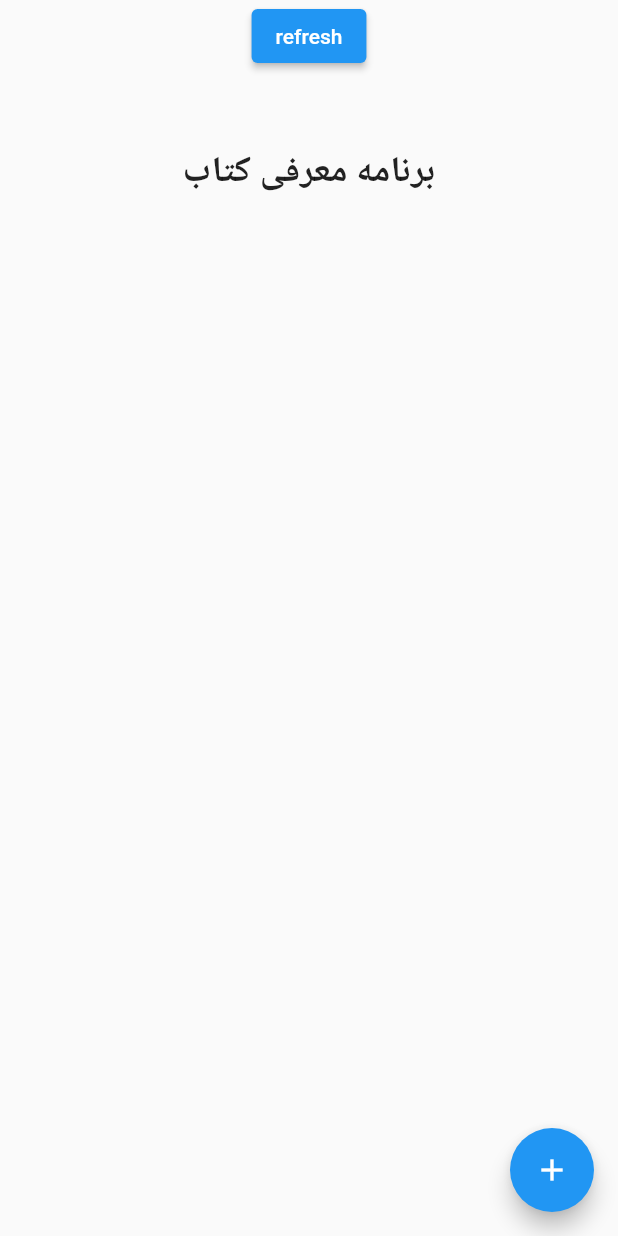
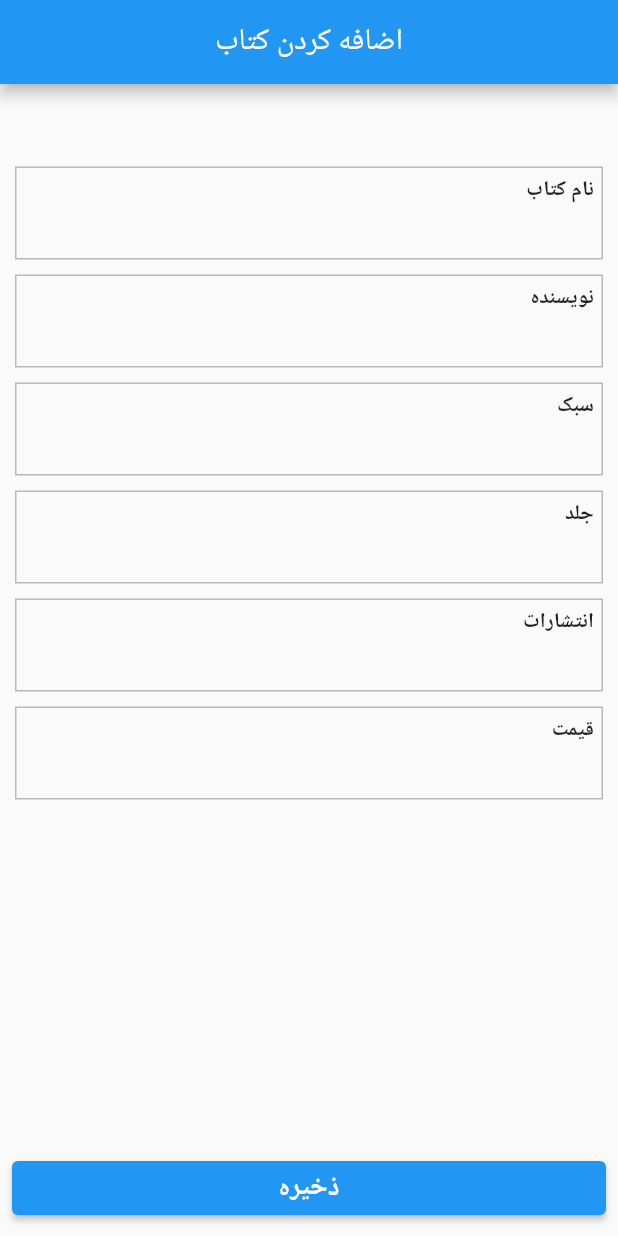
Before and after one commit to sinakhezrian/library_mobile1, a Flutter app: the screen it shows after launch, after a tap on the "add" icon, on a phone screen of 412 x 824 dp. Run offline on Flutter 3.47's test engine with Material 2 defaults, Android fonts, the light colour scheme and no system bars; our stand-ins replace get; network calls fail.

Commit message:
add book and show loading completed

```diff
--- /dev/null
+++ b/lib/Routes.dart
@@ -0,0 +1,18 @@
+import 'package:get/get.dart';
+import 'package:library_mobile/screens/AddBookScreen.dart';
+import 'package:library_mobile/screens/homeScreen.dart';
+
+class Routes {
+  static List<GetPage> get getPages => [
+        GetPage(
+          name: '/addBook',
+          page: () => const AddBookScreen(),
+          transition: Transition.fadeIn,
+        ),
+        GetPage(
+          name: '/homeScreen',
+          page: () => const HomeScreen(),
+          transition: Transition.fadeIn,
+        ),
+      ];
+}
--- a/lib/bookController.dart
+++ /dev/null
@@ -1,15 +0,0 @@
-import 'dart:convert';
-
-import 'package:library_mobile/api/apiController.dart';
-import 'package:library_mobile/models/BookListModel.dart';
-import 'package:library_mobile/models/BookModel.dart';
-
-class BookController {
-  static List<BookModel> books = [];
-  static getList() async {
-    var res =
-        await ApiController.send("api/books/read", RequestType.get, {}, {});
-    var list = BookListModel.fromJson(res.body);
-    BookController.books = list.results;
-  }
-}
--- /dev/null
+++ b/lib/controllers/addBookTextController.dart
@@ -0,0 +1,37 @@
+import 'dart:convert';
+
+import 'package:get/get.dart';
+import 'package:library_mobile/api/apiController.dart';
+import 'package:library_mobile/models/BaseResponseModel.dart';
+
+class AddBookController extends GetxController {
+  RxString name = "".obs;
+  RxString style = "".obs;
+  RxString cover = "".obs;
+  RxString writer = "".obs;
+  RxString price = "".obs;
+  RxString publishers = "".obs;
+
+  RxBool closed = false.obs;
+
+  save() async {
+    var res = await ApiController.send(
+        "/api/books/create",
+        RequestType.post,
+        jsonEncode({
+          'name': name.value,
+          'style': style.value,
+          'cover': cover.value,
+          'writer': writer.value,
+          'publishers': publishers.value,
+          'price': price.value,
+        }),
+        {
+          'Content-Type': 'application/json; charset=utf-8',
+        });
+    var data = BaseResponseModel.fromJson(res.body);
+    if (data.success == true) {
+      closed.value = true;
+    }
+  }
+}
--- /dev/null
+++ b/lib/controllers/bookController.dart
@@ -0,0 +1,40 @@
+import 'dart:convert';
+
+import 'package:get/get.dart';
+import 'package:library_mobile/api/apiController.dart';
+import 'package:library_mobile/models/BaseResponseModel.dart';
+import 'package:library_mobile/models/BookListModel.dart';
+import 'package:library_mobile/models/BookModel.dart';
+
+class BookController extends GetxController {
+  static RxList<BookModel> books = new RxList<BookModel>();
+  static bool loading = false;
+  static getList() async {
+    loading = true;
+    var res =
+        await ApiController.send("api/books/read", RequestType.get, {}, {});
+    var list = BookListModel.fromJson(res.body);
+    BookController.books.value = list.results;
+    print("get data");
+    loading = false;
+  }
+
+  static delete(int id) async {
+    loading = true;
+    var res = await ApiController.send(
+        "api/books/distroy",
+        RequestType.post,
+        jsonEncode({
+          'id': id,
+        }),
+        {
+          'Content-Type': 'application/json; charset=utf-8',
+        });
+    var data = BaseResponseModel.fromJson(res.body);
+    // print("get data");
+    loading = false;
+    if (data.success == true) {
+      BookController.getList();
+    }
+  }
+}
--- /dev/null
+++ b/lib/screens/AddBookScreen.dart
@@ -0,0 +1,104 @@
+import 'package:flutter/material.dart';
+import 'package:flutter/src/widgets/framework.dart';
+import 'package:get/get.dart';
+import 'package:library_mobile/controllers/addBookTextController.dart';
+import 'package:library_mobile/controllers/bookController.dart';
+
+class AddBookScreen extends StatefulWidget {
+  const AddBookScreen({Key? key}) : super(key: key);
+
+  @override
+  State<AddBookScreen> createState() => _AddBookScreenState();
+}
+
+class _AddBookScreenState extends State<AddBookScreen> {
+  var addBookTextController = new AddBookController();
+
+  @override
+  Widget build(BuildContext context) {
+    return Scaffold(
+      bottomNavigationBar: Padding(
+        padding: EdgeInsets.all(8.0),
+        child: ElevatedButton(
+          onPressed: () async {
+            await addBookTextController.save();
+            if (addBookTextController.closed.value == true) {
+              BookController.loading = true;
+              Get.offAndToNamed('/homeScreen');
+            }
+          },
+          child: Text(
+            "ذخیره",
+            style: TextStyle(fontSize: 18, fontWeight: FontWeight.bold),
+          ),
+        ),
+      ),
+      appBar: AppBar(
+        centerTitle: true,
+        title: Text(
+          "اضافه کردن کتاب",
+        ),
+      ),
+      body: SafeArea(
+          child: Column(
+        children: [
+          SizedBox(
+            height: 50,
+          ),
+          _input("نام کتاب", (value) {
+            addBookTextController.name.value = value;
+          }),
+          _input("نویسنده", (value) {
+            addBookTextController.writer.value = value;
+          }),
+          _input("سبک", (value) {
+            addBookTextController.style.value = value;
+          }),
+          _input("جلد ", (value) {
+            addBookTextController.cover.value = value;
+          }),
+          _input("انتشارات ", (value) {
+            addBookTextController.publishers.value = value;
+          }),
+          _input("قیمت ", (value) {
+            addBookTextController.price.value = value;
+          }),
+        ],
+      )),
+    );
+  }
+
+  Container _input(String title, Function onChanged) {
+    return Container(
+      padding: EdgeInsets.only(top: 5, left: 5, right: 5),
+      height: 62,
+      width: double.infinity,
+      margin: EdgeInsets.symmetric(horizontal: 10, vertical: 5),
+      decoration: BoxDecoration(
+        border: Border.all(color: Colors.black26),
+      ),
+      child: Column(
+        children: [
+          Container(
+            width: double.infinity,
+            child: Text(
+              title,
+              style: TextStyle(fontWeight: FontWeight.bold),
+              textAlign: TextAlign.end,
+            ),
+          ),
+          Container(
+            height: 30,
+            child: TextField(
+              textAlign: TextAlign.right,
+              decoration: InputDecoration(
+                border: InputBorder.none,
+              ),
+              onChanged: ((value) => onChanged(value)),
+            ),
+          ),
+        ],
+      ),
+    );
+  }
+}
--- /dev/null
+++ b/lib/screens/HomeScreen.dart
@@ -0,0 +1,157 @@
+import 'package:flutter/material.dart';
+import 'package:flutter/src/foundation/key.dart';
+import 'package:flutter/src/widgets/framework.dart';
+import 'package:get/get.dart';
+import 'package:library_mobile/controllers/bookController.dart';
+
+class HomeScreen extends StatefulWidget {
+  const HomeScreen({Key? key}) : super(key: key);
+
+  @override
+  State<HomeScreen> createState() => _HomeScreenState();
+}
+
+class _HomeScreenState extends State<HomeScreen> {
+  @override
+  void initState() {
+    super.initState();
+    BookController.getList();
+    Future.delayed(const Duration(seconds: 6)).then((value) => setState(() {}));
+  }
+
+  @override
+  Widget build(BuildContext context) {
+    return Scaffold(
+      body: Container(
+        color: Colors.grey.withOpacity(0.0001),
+        child: SafeArea(
+          child: Column(
+            children: [
+              Container(
+                margin: EdgeInsets.only(top: 50),
+                width: double.infinity,
+                child: Center(
+                  child: Text(
+                    "(سینا خضریان) برنامه کتابخانه",
+                    style: TextStyle(
+                        fontSize: 20,
+                        fontWeight: FontWeight.bold,
+                        letterSpacing: 1),
+                  ),
+                ),
+              ),
+              SizedBox(
+                height: 50,
+              ),
+              Expanded(
+                  child: SingleChildScrollView(
+                child: getMain(context),
+              ))
+            ],
+          ),
+        ),
+      ),
+      floatingActionButton: FloatingActionButton(
+        onPressed: () {
+          Get.offAndToNamed('/addBook');
+        },
+        child: Icon(Icons.add),
+      ),
+    );
+  }
+
+  Container _box(BuildContext context, int id, String name, String cover,
+      String style, String writer, String price, String publishers) {
+    return Container(
+      margin: EdgeInsets.symmetric(horizontal: 15, vertical: 2),
+      width: double.infinity - 30,
+      height: 177,
+      decoration: BoxDecoration(
+          color: Colors.black12, borderRadius: BorderRadius.circular(10)),
+      child: InkWell(
+        onLongPress: () {
+          Get.defaultDialog(
+            title: Text(' آیا از حذف کتاب ' + name + " مطمئن هستید؟").data!,
+            content: SizedBox(
+              width: 300,
+              child: Column(
+                children: [
+                  Wrap(
+                    spacing: 8,
+                    children: [
+                      InkWell(
+                          onTap: () async {
+                            BookController.delete(id);
+                            Get.offAndToNamed('/homeScreen');
+                          },
+                          child: Chip(label: Text('بله'.tr))),
+                      InkWell(
+                          onTap: () {
+                            Get.back();
+                          },
+                          child: Chip(label: Text('خیر'.tr))),
+                    ],
+                  ),
+                ],
+              ),
+            ),
+          );
+        },
+        onTap: () {},
+        child: Container(
+          padding: EdgeInsets.all(10),
+          child: Column(
+            crossAxisAlignment: CrossAxisAlignment.center,
+            children: [
+              _boxItem("نام کتاب", name),
+              _boxItem("نویسنده", writer),
+              _boxItem("سبک", style),
+              _boxItem("جلد", cover),
+              _boxItem("انتشارات", publishers),
+              _boxItem("قیمت", price),
+            ],
+          ),
+        ),
+      ),
+    );
+  }
+
+  Container _boxItem(String key, String value) {
+    return Container(
+      width: Get.width - 30,
+      child: Row(mainAxisAlignment: MainAxisAlignment.spaceBetween, children: [
+        Text(
+          value,
+          style: TextStyle(color: Colors.blue, fontWeight: FontWeight.bold),
+        ),
+        SizedBox(
+          width: 10,
+        ),
+        Text(
+          key,
+          style: TextStyle(fontWeight: FontWeight.bold, fontSize: 15),
+        ),
+      ]),
+    );
+  }
+
+  Widget getMain(BuildContext context) {
+    var list = BookController.books;
+
+    return Column(
+      children: [
+        (list.length == 0 || BookController.loading == true)
+            ? Container(
+                margin: EdgeInsets.only(bottom: 15),
+                child: Center(child: Text("loading data ...")),
+              )
+            : Container(),
+        Column(
+            children: list
+                .map((item) => _box(context, item.id, item.name, item.cover,
+                    item.style, item.writer, item.price, item.publishers))
+                .toList()),
+      ],
+    );
+  }
+}
--- a/pubspec.yaml
+++ b/pubspec.yaml
@@ -32,6 +32,7 @@ dependencies:
     sdk: flutter
   get: ^4.6.5
   http: ^0.13.5
+
 
 
 
```
Also changed, not shown: lib/main.dart (+8 -189 lines), lib/models/BaseResponseModel.dart (+11 -7 lines), lib/models/BookModel.dart (+5 -5 lines).
